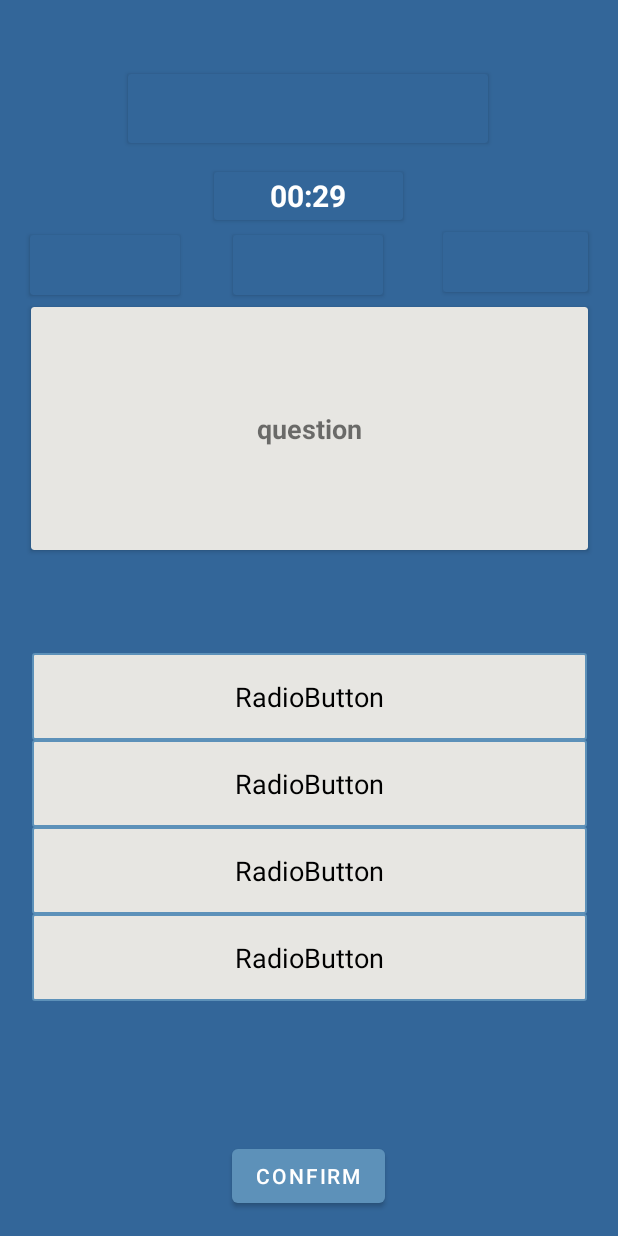
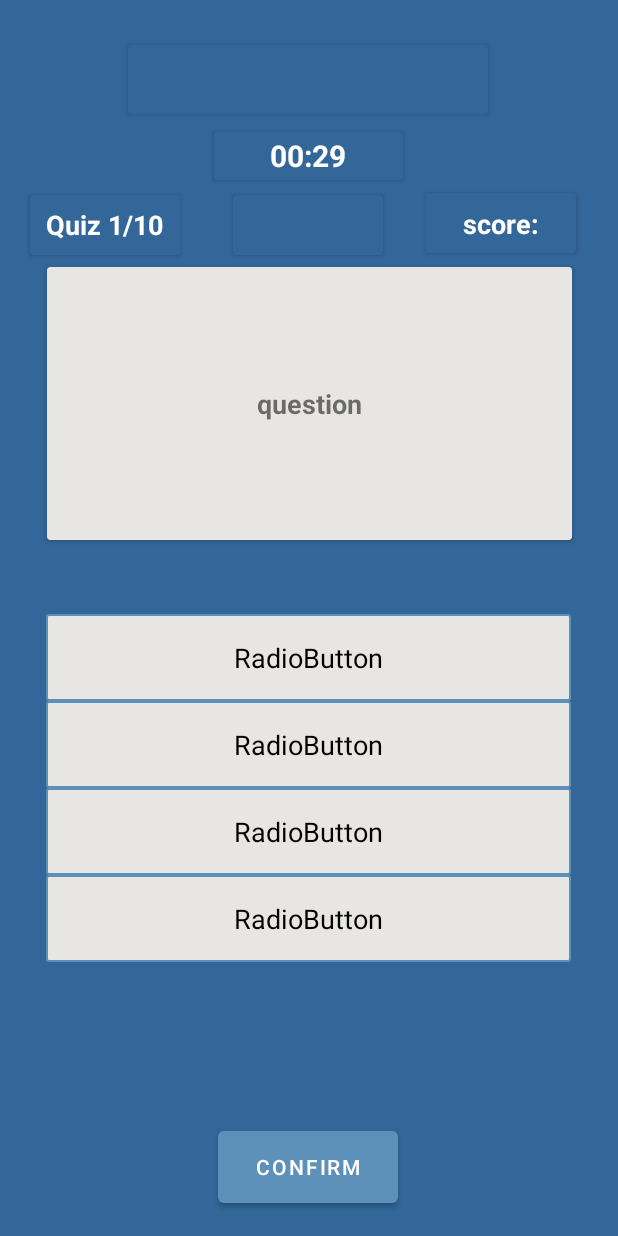
Before and after one commit to Irfzid/Jidquiz, an Android app: the QuizActivity screen opened directly, with no data from a screen before it, on a phone screen of 412 x 824 dp. Run offline under Robolectric (Android 15) with nearby library versions, the phone set to English and light mode, and no system bars.

Commit message:
update
fixing layout

```diff
--- a/app/src/main/res/layout/activity_difficulty.xml
+++ b/app/src/main/res/layout/activity_difficulty.xml
@@ -24,7 +24,7 @@
         android:text="category"
         android:textStyle="bold"
         android:textSize="30sp"
-        android:layout_marginTop="160dp"
+        android:layout_marginTop="180dp"
         android:layout_centerHorizontal="true"
         android:textColor="@color/white"/>
 
--- a/app/src/main/res/layout/activity_main.xml
+++ b/app/src/main/res/layout/activity_main.xml
@@ -24,7 +24,9 @@
         android:layout_centerHorizontal="true"
         android:layout_marginTop="150dp"
         android:textSize="16sp"
-        android:text="My High Score:"/>
+        android:textColor="@color/white"
+        android:textStyle="bold"
+        android:text="Let's play"/>
 
     <LinearLayout
         android:layout_width="match_parent"
@@ -61,7 +63,6 @@
             android:id="@+id/btn_sn"
             android:layout_width="150dp"
             android:layout_height="150dp"
-
             android:text="Science Nature"
             android:drawableTop="@drawable/ic_genetic"/>
 
--- a/app/src/main/res/layout/activity_quiz.xml
+++ b/app/src/main/res/layout/activity_quiz.xml
@@ -10,33 +10,30 @@
 
     <androidx.cardview.widget.CardView
         android:id="@+id/cardView12"
-        android:layout_width="0dp"
+        android:layout_width="100dp"
         android:layout_height="40dp"
-        android:layout_marginStart="40dp"
         android:layout_marginTop="41dp"
-        android:layout_marginEnd="20dp"
         android:layout_marginBottom="7dp"
         android:backgroundTint="@color/Lapis"
         app:layout_constraintBottom_toTopOf="@+id/cardView9"
         app:layout_constraintEnd_toEndOf="parent"
-        app:layout_constraintHorizontal_bias="0.0"
         app:layout_constraintStart_toEndOf="@+id/cardView11"
         app:layout_constraintTop_toTopOf="parent"
         app:layout_constraintVertical_bias="0.976">
 
         <RelativeLayout
             android:layout_width="match_parent"
-            android:layout_height="match_parent">
+            android:layout_height="41dp">
 
             <TextView
                 android:id="@+id/tv_score"
                 android:layout_width="wrap_content"
                 android:layout_height="wrap_content"
-                tools:text="score"
                 android:layout_centerInParent="true"
+                android:textColor="@color/white"
+                android:textSize="18sp"
                 android:textStyle="bold"
-                android:textSize="18sp"
-                android:textColor="@color/white"/>
+                android:text="score:" />
         </RelativeLayout>
 
 
@@ -107,15 +104,14 @@
 
     <androidx.cardview.widget.CardView
         android:id="@+id/cardView9"
-        android:layout_width="371dp"
-        android:layout_height="162dp"
-        android:layout_marginTop="184dp"
-        android:layout_marginBottom="18dp"
+        android:layout_width="350dp"
+        android:layout_height="182dp"
         android:backgroundTint="@color/frost"
-        app:layout_constraintBottom_toTopOf="@+id/rg_answer"
+        app:layout_constraintBottom_toBottomOf="parent"
         app:layout_constraintEnd_toEndOf="parent"
         app:layout_constraintStart_toStartOf="parent"
-        app:layout_constraintTop_toTopOf="parent">
+        app:layout_constraintTop_toTopOf="parent"
+        app:layout_constraintVertical_bias="0.277">
 
         <RelativeLayout
             android:layout_width="match_parent"
@@ -138,8 +134,8 @@
 
     <Button
         android:id="@+id/btn_next"
-        android:layout_width="wrap_content"
-        android:layout_height="wrap_content"
+        android:layout_width="120dp"
+        android:layout_height="60dp"
         android:layout_marginBottom="16dp"
         android:text="Next"
         app:layout_constraintBottom_toBottomOf="parent"
@@ -198,11 +194,11 @@
                 android:id="@+id/tv_amountquest"
                 android:layout_width="wrap_content"
                 android:layout_height="wrap_content"
-                tools:text="Quiz 1/10"
+                android:layout_centerInParent="true"
+                android:textColor="@color/white"
+                android:textSize="18sp"
                 android:textStyle="bold"
-                android:textSize="18sp"
-                android:textColor="@color/white"
-                android:layout_centerInParent="true"/>
+                android:text="Quiz 1/10" />
 
         </RelativeLayout>
 
@@ -215,12 +211,13 @@
         android:layout_height="wrap_content"
         android:layout_marginTop="30dp"
         android:layout_marginBottom="72dp"
+        android:padding="10dp"
         app:layout_constraintBottom_toTopOf="@+id/btn_next"
         app:layout_constraintEnd_toEndOf="parent"
-        app:layout_constraintHorizontal_bias="0.512"
+        app:layout_constraintHorizontal_bias="0.487"
         app:layout_constraintStart_toStartOf="parent"
         app:layout_constraintTop_toBottomOf="@+id/cardView9"
-        app:layout_constraintVertical_bias="1.0">
+        app:layout_constraintVertical_bias="0.272">
 
         <RadioButton
             android:id="@+id/rb_ans1"
```
Also changed, not shown: app/src/main/res/layout/activity_highscore.xml (+28 -13 lines).
